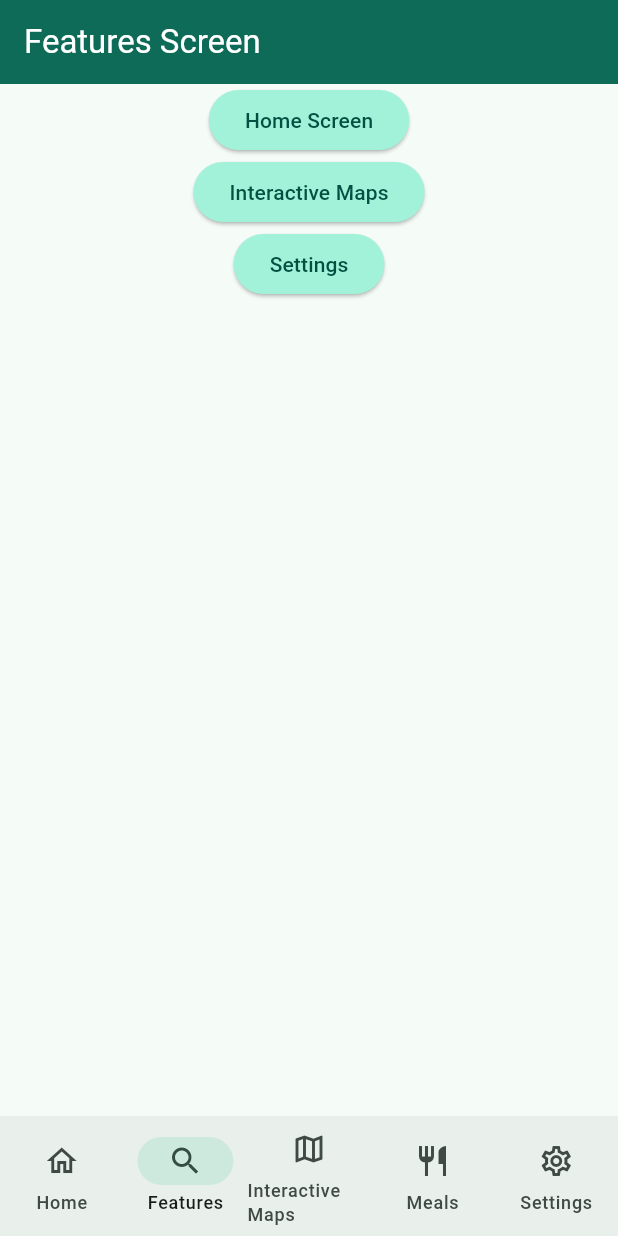
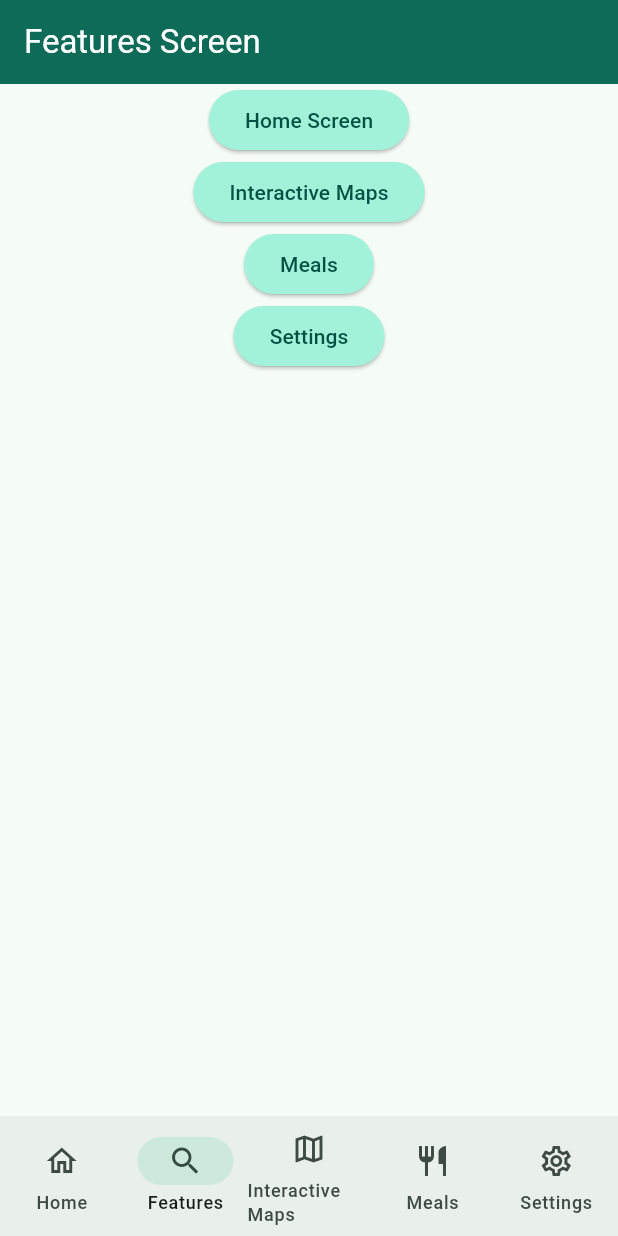
Before and after one commit to GCC-App/gcc-app.github.io, a Flutter app: the screen it shows after launch, item 2 of the bottom bar chosen, on a phone screen of 412 x 824 dp. Run offline on Flutter 3.47's test engine with Material 3 defaults, Android fonts, the phone set to English and light mode, and no system bars; our stand-ins replace flutter_map, latlong2; network calls fail.

Commit message:
Apply app theme to maps and add Meals feature button

```diff
--- a/lib/frontend/features.dart
+++ b/lib/frontend/features.dart
@@ -40,6 +40,14 @@ class FeaturesScreen extends StatelessWidget {
                   navController.updateButtonNav(Screens.interactiveMaps);
                 }
             ),
+            ElevatedButton(
+
+              child: const Text("Meals"),
+
+                onPressed: () {
+                  navController.updateButtonNav(Screens.meals);
+                }
+            ),
 
           ElevatedButton(
           child: const Text("Settings"),
--- a/lib/frontend/interactive_maps.dart
+++ b/lib/frontend/interactive_maps.dart
@@ -1,26 +1,11 @@
 import 'package:flutter/material.dart';
 import '../backend/maps.dart';
-
-// Run app through homepage main.dart.
-// void main() {
-//   runApp(const CampusCompanionApp());
-// }
 
 class InteractiveMapsScreen extends StatelessWidget {
   const InteractiveMapsScreen({super.key});
 
   @override
   Widget build(BuildContext context) {
-    return MaterialApp(
-      title: 'Campus Companion',
-      debugShowCheckedModeBanner: false,
-      theme: ThemeData(
-        colorScheme: ColorScheme.fromSeed(
-          seedColor: Colors.blue,
-        ),
-        useMaterial3: true,
-      ),
-      home: const MapsScreen(),
-    );
+    return const MapsScreen();
   }
 }
```
